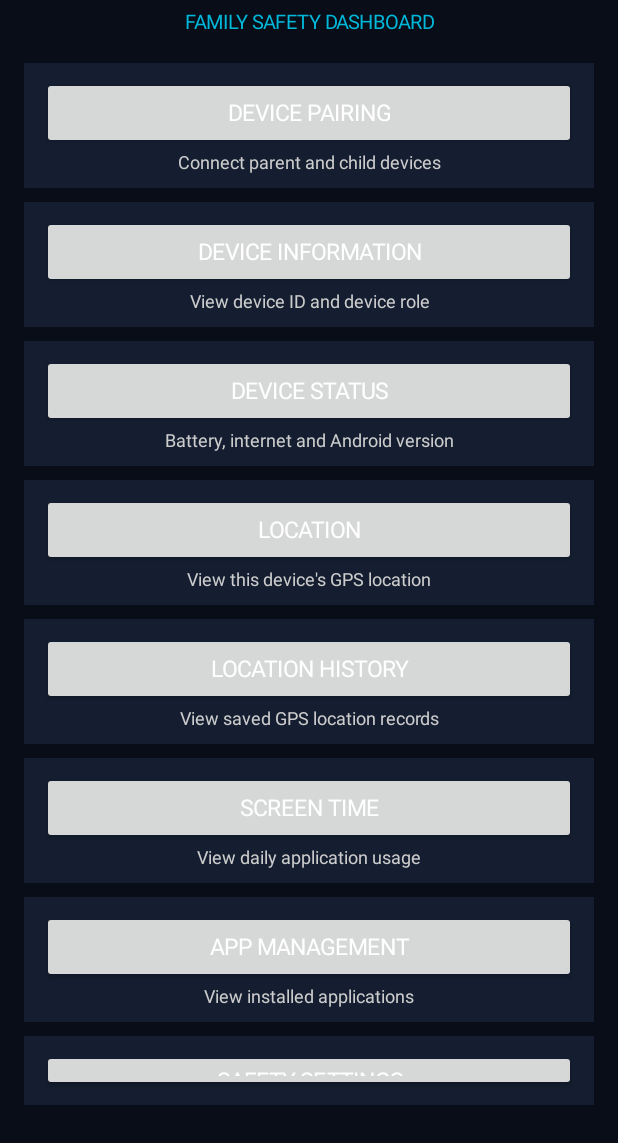
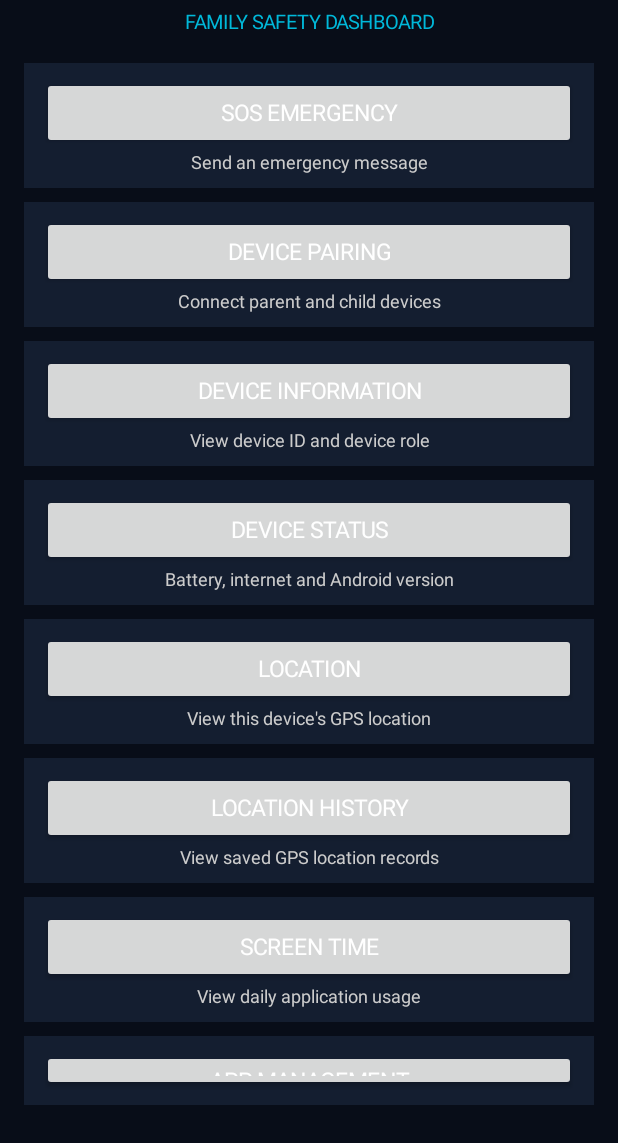
Before and after one commit to exprawdev/Hero, an Android app: the DashboardActivity screen opened directly, with no data from a screen before it, on a phone screen of 412 x 824 dp, the part 93-1236 px from its top. Run offline under Robolectric (Android 15) with nearby library versions, the phone set to English and light mode, and no system bars.

Commit message:
Update DashboardActivity.kt

```diff
--- a/app/src/main/java/com/exprawdev/hero/DashboardActivity.kt
+++ b/app/src/main/java/com/exprawdev/hero/DashboardActivity.kt
@@ -42,6 +42,10 @@ class DashboardActivity : Activity() {
 
         root.addView(title)
         root.addView(subtitle)
+
+        addDashboardButton(root, "SOS EMERGENCY", "Send an emergency message") {
+            startActivity(Intent(this, SOSEmergencyActivity::class.java))
+        }
 
         addDashboardButton(root, "DEVICE PAIRING", "Connect parent and child devices") {
             startActivity(Intent(this, RoleSelectionActivity::class.java))
```
